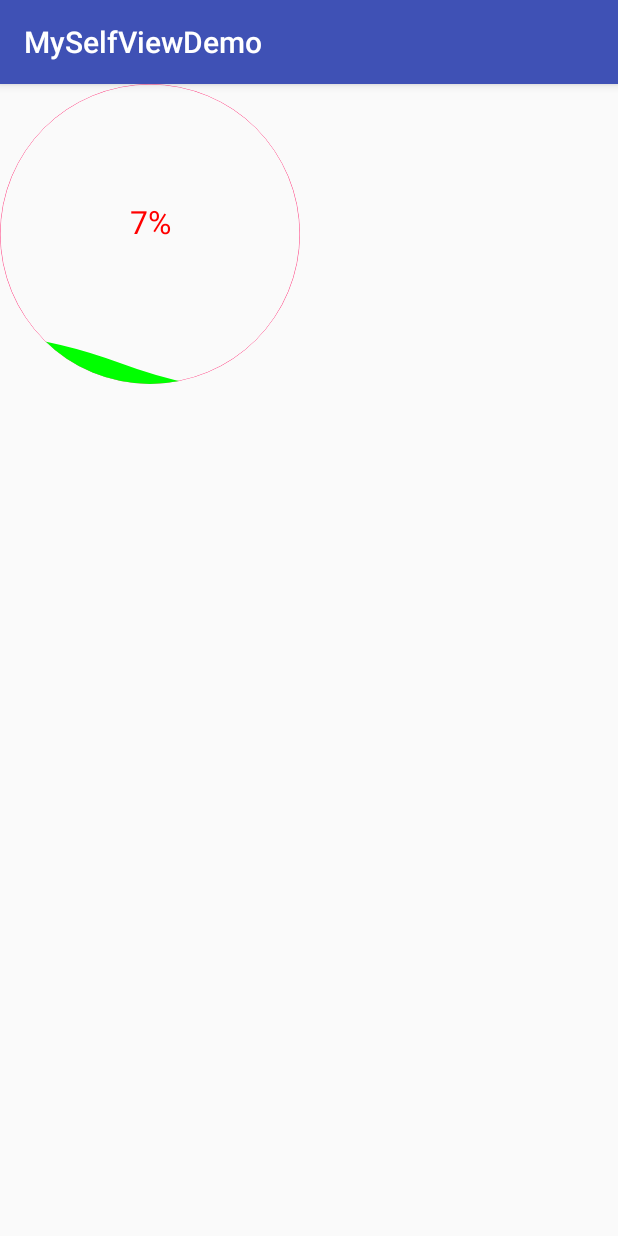
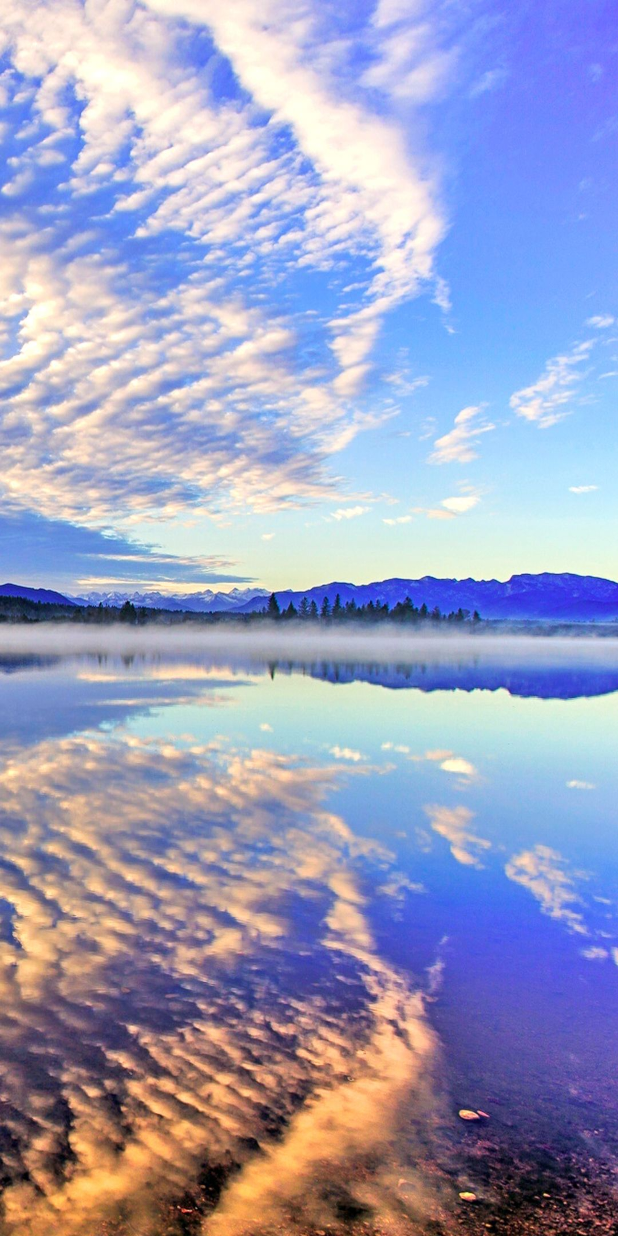
Before and after one commit to longlong-2l/MySelfViewDemo, an Android app: the screen it shows after launch (MainActivity), on a phone screen of 412 x 824 dp. Run offline under Robolectric (Android 15) with nearby library versions, the phone set to English and light mode, and no system bars; our stand-ins replace CircleImageView; plain views replace FocusView.

Commit message:
添加一个状态栏设置的工具，有透明设置、变色、文字变黑等

```diff
--- a/app/src/main/java/com/study/longl/myselfviewdemo/MainActivity.java
+++ b/app/src/main/java/com/study/longl/myselfviewdemo/MainActivity.java
@@ -1,17 +1,38 @@
 package com.study.longl.myselfviewdemo;
 
+import android.annotation.TargetApi;
+import android.app.Activity;
+import android.content.Context;
 import android.content.Intent;
+import android.graphics.Color;
+import android.os.Build;
+import android.os.SystemClock;
+import android.provider.Settings;
+import android.support.annotation.ColorRes;
+import android.support.v4.content.ContextCompat;
 import android.support.v7.app.AppCompatActivity;
 import android.os.Bundle;
 import android.text.Editable;
 import android.text.TextWatcher;
+import android.util.Log;
 import android.view.View;
+import android.view.Window;
+import android.view.WindowManager;
+
 
 import com.study.longl.myselfviewdemo.Views.MyFocusView;
 import com.study.longl.myselfviewdemo.Views.MyIMImageView;
 import com.study.longl.myselfviewdemo.Views.MyWaveView;
 import com.study.longl.myselfviewdemo.Views.PayPasswordView;
 import com.study.longl.myselfviewdemo.Views.WaterWaveView;
+import com.study.longl.myselfviewdemo.utils.StatusBarUtil;
+
+import java.io.BufferedReader;
+import java.io.IOException;
+import java.io.InputStreamReader;
+import java.lang.reflect.Field;
+import java.lang.reflect.Method;
+import java.util.regex.Pattern;
 
 public class MainActivity extends AppCompatActivity {
     private MyFocusView mFocusView;
@@ -19,6 +40,7 @@ public class MainActivity extends AppCompatActivity {
     @Override
     protected void onCreate(Bundle savedInstanceState) {
         super.onCreate(savedInstanceState);
+        StatusBarUtil.setStatusColor(MainActivity.this,false, true, R.color.default_color_three);
         setContentView(R.layout.activity_main);
 
         /*侧滑RecyclerView*/
@@ -71,8 +93,8 @@ public class MainActivity extends AppCompatActivity {
         /*聊天页图片展示*/
 //        MyIMImageView myIMImageView = findViewById(R.id.miv_test);
 //        myIMImageView.start();
-
-        WaterWaveView waterWaveView = findViewById(R.id.wwv_test);
-        waterWaveView.start();
+        /*水波纹加载进度展示*/
+//        WaterWaveView waterWaveView = findViewById(R.id.wwv_test);
+//        waterWaveView.start();
     }
 }
--- a/app/src/main/java/com/study/longl/myselfviewdemo/Views/WaterWaveView.java
+++ b/app/src/main/java/com/study/longl/myselfviewdemo/Views/WaterWaveView.java
@@ -9,6 +9,7 @@ import android.graphics.Point;
 import android.support.annotation.Nullable;
 import android.text.TextPaint;
 import android.util.AttributeSet;
+import android.util.Log;
 import android.view.View;
 
 /**
@@ -26,8 +27,9 @@ public class WaterWaveView extends View {
     private Paint circlePaint;
     private Paint textPaint;
 
-    private int cycle = 160;
-    private int waveHeight = 60;
+    private int waveHeight = 340;
+    private int cycle = (int) (waveHeight / (1.7));
+
     private int mNewWaveSpeed = 100;
     private int translateX = 40;
     private int progress = 0;
@@ -48,6 +50,7 @@ public class WaterWaveView extends View {
 
     @Override
     protected void onMeasure(int widthMeasureSpec, int heightMeasureSpec) {
+        Log.i("ffff", "onMeasure: ");
         super.onMeasure(widthMeasureSpec, heightMeasureSpec);
         width = getViewSize(400, widthMeasureSpec);
         height = getViewSize(400, widthMeasureSpec);
@@ -74,14 +77,16 @@ public class WaterWaveView extends View {
     @Override
     protected void onSizeChanged(int w, int h, int oldw, int oldh) {
         super.onSizeChanged(w, h, oldw, oldh);
-        startPoint = new Point(-cycle * 3, height / 2);
+        Log.i("ffff", "onSizeChanged: ");
+//        startPoint = new Point(-cycle * 3, height / 2);
+        startPoint = new Point(0, height / 2);
         path = new Path();
         circlePath = new Path();
 
         paint = new Paint();
         paint.setAntiAlias(true);
         paint.setStyle(Paint.Style.FILL);
-        paint.setColor(Color.GREEN);
+        paint.setColor(Color.RED);
 
         circlePaint = new Paint();
         circlePaint.setStyle(Paint.Style.STROKE);
@@ -90,7 +95,7 @@ public class WaterWaveView extends View {
 
         textPaint = new TextPaint();
         textPaint.setAntiAlias(true);
-        textPaint.setColor(Color.RED);
+        textPaint.setColor(Color.BLACK);
         textPaint.setTextSize(32);
         textPaint.setStyle(Paint.Style.FILL);
         textPaint.setTextAlign(Paint.Align.CENTER);
@@ -107,7 +112,7 @@ public class WaterWaveView extends View {
         startPoint.y = (int) (height - (progress / 100.0 * height));
         path.moveTo(startPoint.x, startPoint.y);
         int j = 1;
-        for (int i = 1; i <= 4; i++) {
+        for (int i = 1; i <= 8; i++) {
             if (i % 2 == 0) {
                 path.quadTo(startPoint.x + (cycle * j), startPoint.y + waveHeight, startPoint.x + (cycle * 2) * i, startPoint.y);
             } else {
@@ -115,6 +120,12 @@ public class WaterWaveView extends View {
             }
             j += 2;
         }
+
+//        for (int i = 1; i < 3; i++) {
+//            path.cubicTo(startPoint.x + (cycle * (4 * i - 3)), startPoint.y - waveHeight, startPoint.x + (cycle * (4 * i - 1)), startPoint.y + waveHeight, startPoint.x + (cycle * (4 * i)), startPoint.y);
+//        path.cubicTo(startPoint.x + (cycle), startPoint.y - waveHeight, startPoint.x + (cycle * 2), startPoint.y + waveHeight, startPoint.x + (cycle * 3), startPoint.y);
+//        path.cubicTo(startPoint.x + cycle, startPoint.y - waveHeight, startPoint.x + (cycle), startPoint.y + waveHeight, startPoint.x + (cycle * 2), startPoint.y);
+//        }
 
         path.lineTo(width, height);
         path.lineTo(startPoint.x, height);
@@ -135,9 +146,9 @@ public class WaterWaveView extends View {
         }
         startPoint.x += translateX;
         path.reset();
-        if (isStart) {
+//        if (isStart) {
             postInvalidateDelayed(mNewWaveSpeed);
-        }
+//        }
     }
 
     public void setProgress(int progress) {
--- a/app/src/main/res/layout/activity_main.xml
+++ b/app/src/main/res/layout/activity_main.xml
@@ -71,15 +71,18 @@
     <!--app:isText="true"-->
     <!--app:textContent2="李" />-->
 
-    <!--<ImageView-->
-        <!--android:layout_width="wrap_content"-->
-        <!--android:layout_height="wrap_content"-->
-        <!--android:layout_alignParentBottom="true"-->
-        <!--android:src="@drawable/image1" />-->
+    <ImageView
+        android:layout_width="match_parent"
+        android:layout_height="match_parent"
+        android:layout_alignParentBottom="true"
+        android:scaleType="fitXY"
+        android:src="@drawable/image3" />
 
-    <com.study.longl.myselfviewdemo.Views.WaterWaveView
-        android:id="@+id/wwv_test"
-        android:layout_width="200dp"
-        android:layout_height="400dp"/>
+    <!--<com.study.longl.myselfviewdemo.Views.WaterWaveView-->
+    <!--android:id="@+id/wwv_test"-->
+    <!--android:layout_width="match_parent"-->
+    <!--android:layout_height="400dp"-->
+    <!--android:layout_alignParentStart="true"-->
+    <!--android:layout_alignParentTop="true" />-->
 
 </RelativeLayout>
--- a/app/src/main/res/values/styles.xml
+++ b/app/src/main/res/values/styles.xml
@@ -1,7 +1,7 @@
 <resources>
 
     <!-- Base application theme. -->
-    <style name="AppTheme" parent="Theme.AppCompat.Light.DarkActionBar">
+    <style name="AppTheme" parent="Theme.AppCompat.Light.NoActionBar">
         <!-- Customize your theme here. -->
         <item name="colorPrimary">@color/colorPrimary</item>
         <item name="colorPrimaryDark">@color/colorPrimaryDark</item>
```
Also changed, not shown: app/src/main/java/com/study/longl/myselfviewdemo/utils/StatusBarUtil.java (added, +206 -0 lines), app/src/main/res/values/colors.xml (+7 -0 lines), app/src/main/res/drawable/image3.jpg (added). Lines whose indentation alone changed are shown as unchanged.
